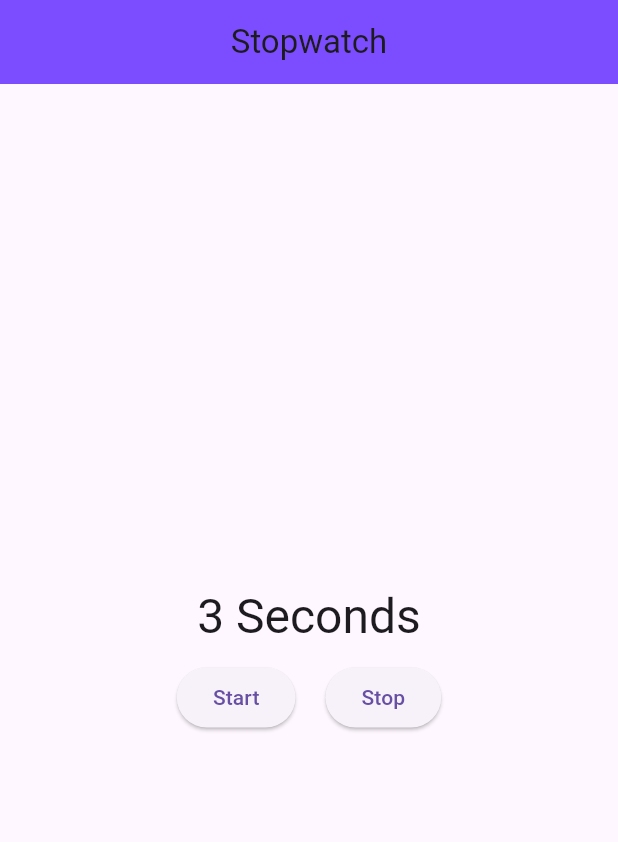
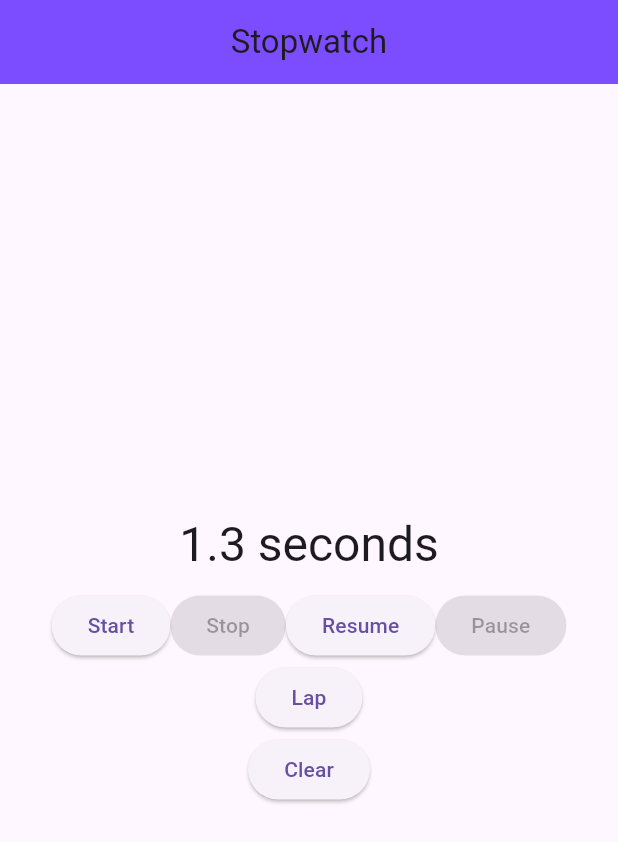
Before and after one commit to yashgoswami3251-wq/flutter_semester_5th, a Flutter app: the dashboard screen opened directly, after a tap on "Start", after a tap on "Stop", on a phone screen of 412 x 824 dp. Shown: the top 842 px of the screen. Run offline on Flutter 3.47's test engine with Material 3 defaults, Android fonts, the phone set to English and light mode, and no system bars.

Commit message:
Stop watch in Flutter

```diff
--- a/lib/stopwatch/stopwatch.dart
+++ b/lib/stopwatch/stopwatch.dart
@@ -28,24 +28,104 @@ class dashboard extends StatefulWidget{
 
 class myhomepage extends State<dashboard>{
 
-  int second = 0;
+  //int second = 0;
+  int milliseconds = 0;
+  final laps = <int>[];
   late Timer timer;
   bool isRunning = false;
 
 
+  void _lap(){
+    setState(() {
+      laps.add(milliseconds);
+      milliseconds = 0;
+    });
+    print(laps);
+  }
+
+  void _clear(){
+    setState(() {
+      laps.clear();
+      milliseconds = 0;
+    });
+  }
+
+  Widget _builderCounter(BuildContext context){
+    return    Container(
+      color: Theme.of(context).primaryColor,
+      child: Column(
+        mainAxisAlignment: MainAxisAlignment.center,
+        children: [
+          Text(
+            'Lap ${laps.length + 1}',
+            style: Theme.of(context)
+            .textTheme
+            .headlineSmall!
+            .copyWith(color: Colors.white),
+          ),
+
+          Text(_milliseconds(milliseconds),
+          style: Theme.of(context)
+            .textTheme
+            .bodyMedium!
+            .copyWith(color: Colors.white),
+          )
+        ],
+      ),
+    );
+  }
+
   @override
   void initState() {
-    // TODO: implement initState
     super.initState();
-    timer = Timer.periodic(Duration(seconds: 1), _onTick);
+  }
+
+  @override
+  void dispose() {
+    super.dispose();
   }
 
   void _onTick(Timer timer){
     setState(() {
-      second++;
+      if(isRunning){
+        // second++;
+        milliseconds += 100;
+      }
     });
   }
 
+  void _startTimer(){
+    timer = Timer.periodic(Duration(milliseconds: 100), _onTick);
+    setState(() {
+      //second = 0;
+      milliseconds = 0;
+      isRunning = true;
+    });
+  }
+
+  void _stopTimer(){
+    timer.cancel();
+    setState(() {
+    isRunning = false;
+    });
+  }
+
+  String _milliseconds(milis){
+    final seconds = milis / 1000;
+    return '$seconds seconds';
+  }
+
+  void _pauseTimer(){
+    setState(() {
+      isRunning = false;
+    });
+  }
+
+  void _resumeTimer(){
+    setState(() {
+      isRunning = true;
+    });
+  }
 
   @override
   Widget build(BuildContext context) {
@@ -58,26 +138,28 @@ class myhomepage extends State<dashboard>{
           child: Column(
             mainAxisAlignment: MainAxisAlignment.center,
             children: [
-              Text("$second Seconds",style: Theme.of(context).textTheme.headlineLarge,),
+              Text(_milliseconds(milliseconds),style: Theme.of(context).textTheme.headlineLarge,),
               SizedBox(height: 10,),
               Row(
                 mainAxisAlignment: MainAxisAlignment.center,
                 children: [
-                  ElevatedButton(onPressed: (){
-                    setState(() {
-                      second = 0;
-                    });
-                  }, child: Text("Start")),
+                  ElevatedButton(onPressed: isRunning ? null : _startTimer,
+                   child: Text("Start")),
 
-                  SizedBox(width: 20,),
+                  ElevatedButton(onPressed: isRunning ? _stopTimer : null,
+                   child: Text("Stop")),
 
-                  ElevatedButton(onPressed: (){
-                    setState(() {
+                  ElevatedButton(onPressed: isRunning ? null : _resumeTimer,
+                   child: Text("Resume")),
 
-                    });
-                  }, child: Text("Stop"))
+                  ElevatedButton(onPressed: isRunning ? _pauseTimer : null,
+                   child: Text("Pause")),
                 ],
               ),
+
+              ElevatedButton(onPressed: _lap, child: Text("Lap")),
+              ElevatedButton(onPressed: _clear, child: Text("Clear")),
+
 
             ],
           )),
```
